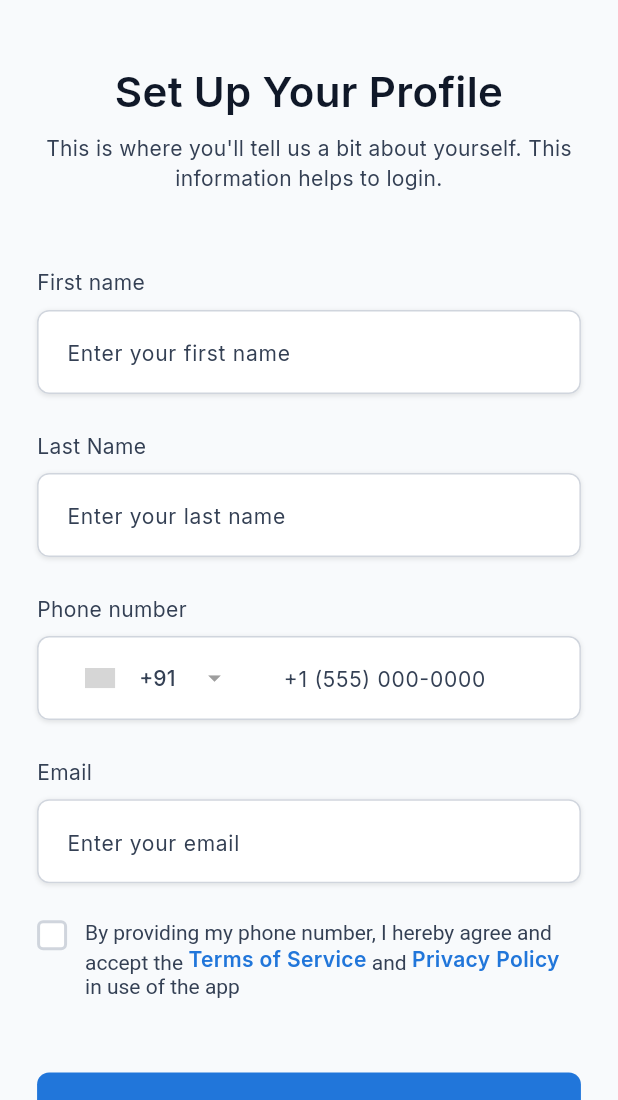
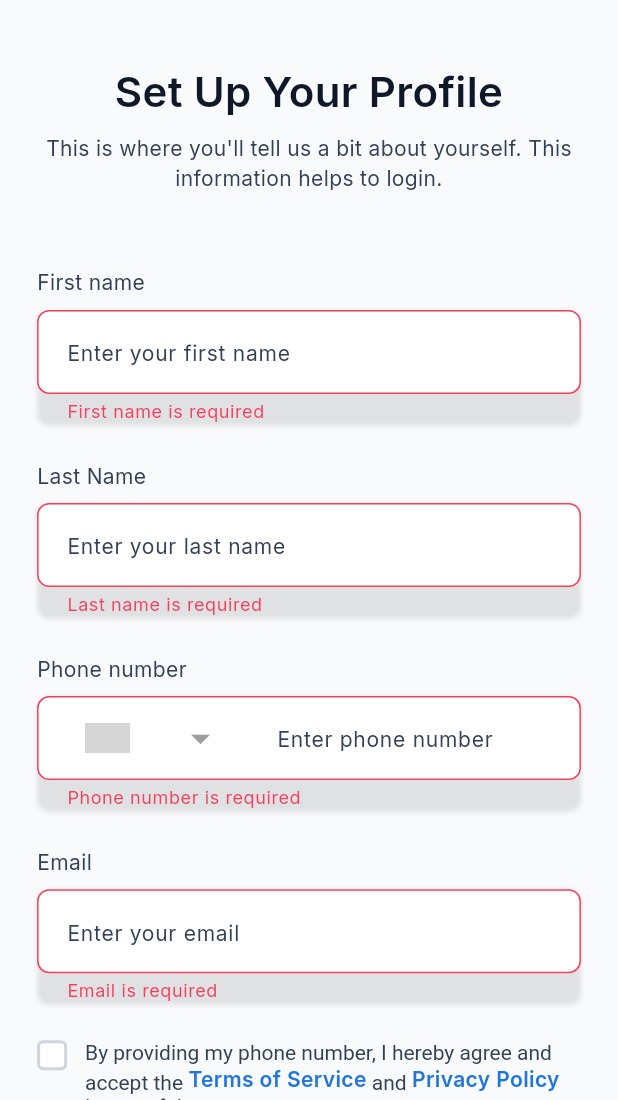
Before and after one commit to id-48/Sparkale-water-filter-app, a Flutter app: the RegisterView screen opened by its route, after a tap on "Sign Up", on a phone screen of 412 x 824 dp, the part 136-1236 px from its top. Run offline on Flutter 3.47's test engine with Material 3 defaults, Android fonts, the phone set to English and light mode, and no system bars; drawn by our look-alikes of country_code_picker; our stand-ins replace dio, firebase_core, firebase_messaging, flutter_spinkit, get, google_fonts and 1 more; missing offline and left inert: otp_pin_field, recaptcha_enterprise_flutter; accounts and stored records are empty; grey boxes are pictures that could not be loaded.

```diff
--- a/assets/translations/en.json
+++ b/assets/translations/en.json
@@ -56,7 +56,7 @@
   "phoneNumber": "Phone number",
   "enterFirstName": "Enter your first name",
   "enterLastName": "Enter your last name",
-  "enterPhoneNumber": "+1 (555) 000-0000",
+  "enterPhoneNumber": "Enter phone number",
   "termsAndConditions": "By providing my phone number, I hereby agree and accept the Terms of Service and Privacy Policy in use of the app",
   "byProviding": "By providing my phone number, I hereby agree and accept the ",
   "and": " and ",
--- a/assets/translations/gu.json
+++ b/assets/translations/gu.json
@@ -56,7 +56,7 @@
   "phoneNumber": "ફોન નંબર",
   "enterFirstName": "તમારું પ્રથમ નામ દાખલ કરો",
   "enterLastName": "તમારું છેલ્લું નામ દાખલ કરો",
-  "enterPhoneNumber": "+1 (555) 000-0000",
+  "enterPhoneNumber": "તમારો નંબર દાખલ કરો",
   "termsAndConditions": "મારો ફોન નંબર આપીને, હું એપ્લિકેશનના ઉપયોગમાં સેવાઓની શરતો અને ગોપનીયતા નીતિ સ્વીકારું છું",
   "byProviding": "મારો ફોન નંબર આપીને, હું સ્વીકારું છું ",
   "and": " અને ",
--- /dev/null
+++ b/lib/core/utils/status_bar_util.dart
@@ -0,0 +1,16 @@
+import 'package:flutter/material.dart';
+import 'package:flutter/services.dart';
+import '../constants/app_colors.dart';
+
+class StatusBarUtil {
+  /// Sets the status bar style to match the app's background color
+  static void setStatusBarStyle() {
+    SystemChrome.setSystemUIOverlayStyle(
+      const SystemUiOverlayStyle(
+        statusBarColor: AppColors.background,
+        statusBarIconBrightness: Brightness.dark,
+        statusBarBrightness: Brightness.light,
+      ),
+    );
+  }
+}
--- a/lib/features/email_verification/presentation/views/email_verification_view.dart
+++ b/lib/features/email_verification/presentation/views/email_verification_view.dart
@@ -5,6 +5,7 @@ import 'package:sparkle/core/utils/translation_helper.dart';
 import '../../../../core/constants/app_colors.dart';
 import '../../../../core/constants/app_constants.dart';
 import '../../../../core/constants/app_images.dart';
+import '../../../../core/utils/status_bar_util.dart';
 import '../controllers/email_verification_controller.dart';
 
 class EmailVerificationView extends GetView<EmailVerificationController> {
@@ -14,6 +15,9 @@ class EmailVerificationView extends GetView<EmailVerificationController> {
   Widget build(BuildContext context) {
     final screenHeight = MediaQuery.of(context).size.height;
     final screenWidth = MediaQuery.of(context).size.width;
+
+    StatusBarUtil.setStatusBarStyle();
+
     return Scaffold(
       backgroundColor: AppColors.background,
       body: SafeArea(
--- a/lib/features/main/presentation/views/main_view.dart
+++ b/lib/features/main/presentation/views/main_view.dart
@@ -3,6 +3,7 @@ import 'package:get/get.dart';
 import '../../../../core/constants/app_colors.dart';
 import '../../../../core/constants/app_constants.dart';
 import '../../../../core/utils/translation_helper.dart';
+import '../../../../core/utils/status_bar_util.dart';
 import '../../../../core/constants/app_images.dart';
 import '../controllers/main_controller.dart';
 
@@ -11,6 +12,8 @@ class MainView extends GetView<MainController> {
 
   @override
   Widget build(BuildContext context) {
+    StatusBarUtil.setStatusBarStyle();
+
     return Container(
       color: AppColors.background,
       child: SafeArea(
@@ -31,7 +34,7 @@ class MainView extends GetView<MainController> {
         vertical: 12,
       ),
       decoration: BoxDecoration(
-        color: AppColors.textPrimary,
+        color: AppColors.background,
         borderRadius: BorderRadius.circular(30),
       ),
       child: Obx(
--- a/lib/features/profile/presentation/views/profile_view.dart
+++ b/lib/features/profile/presentation/views/profile_view.dart
@@ -4,6 +4,7 @@ import 'package:sparkle/core/constants/app_images.dart';
 import '../../../../core/utils/translation_helper.dart';
 import '../../../../core/constants/app_colors.dart';
 import '../../../../core/constants/app_constants.dart';
+import '../../../../core/utils/status_bar_util.dart';
 import '../controllers/profile_controller.dart';
 
 class ProfileView extends GetView<ProfileController> {
@@ -13,6 +14,9 @@ class ProfileView extends GetView<ProfileController> {
   Widget build(BuildContext context) {
     final screenHeight = MediaQuery.of(context).size.height;
     final screenWidth = MediaQuery.of(context).size.width;
+
+    StatusBarUtil.setStatusBarStyle();
+
     return Scaffold(
       backgroundColor: AppColors.background,
       body: SafeArea(
--- a/lib/features/register/presentation/controllers/register_controller.dart
+++ b/lib/features/register/presentation/controllers/register_controller.dart
@@ -64,6 +64,12 @@ class RegisterController extends GetxController {
 
   Future<void> registerUser() async {
     if (isLoading.value) return;
+
+    // Validate form first
+    if (!_formKey.currentState!.validate()) {
+      return;
+    }
+
     if (!isTermsAccepted.value) {
       ToastService.error('Please accept Terms & Conditions');
       return;
@@ -73,37 +79,6 @@ class RegisterController extends GetxController {
     final String lastName = lastNameController.text.trim();
     final String email = emailController.text.trim();
     final String mobile = phoneController.text.trim();
-
-    if (firstName.isEmpty) {
-      ToastService.error('First name is required');
-      return;
-    }
-
-    if (lastName.isEmpty) {
-      ToastService.error('Last name is required');
-      return;
-    }
-
-    if (email.isEmpty && mobile.isEmpty) {
-      ToastService.error('Email or phone number is required');
-      return;
-    }
-
-    if (email.isNotEmpty) {
-      final emailRegex = RegExp(r'^[\w-\.]+@([\w-]+\.)+[\w-]{2,4}$');
-      if (!emailRegex.hasMatch(email)) {
-        ToastService.error('Please enter a valid email address');
-        return;
-      }
-    }
-
-    if (mobile.isNotEmpty) {
-      final phoneRegex = RegExp(r'^[+]?[0-9]{10,15}$');
-      if (!phoneRegex.hasMatch(mobile)) {
-        ToastService.error('Please enter a valid phone number');
-        return;
-      }
-    }
 
     try {
       isLoading.value = true;
@@ -205,4 +180,49 @@ class RegisterController extends GetxController {
   void navigateToPrivacyPolicy() {
     Logger.i('Navigate to Privacy Policy');
   }
+
+  // Validation methods for form fields
+  String? validateFirstName(String? value) {
+    if (value == null || value.trim().isEmpty) {
+      return 'First name is required';
+    }
+    if (value.trim().length < 2) {
+      return 'First name must be at least 2 characters';
+    }
+    return null;
+  }
+
+  String? validateLastName(String? value) {
+    if (value == null || value.trim().isEmpty) {
+      return 'Last name is required';
+    }
+    if (value.trim().length < 2) {
+      return 'Last name must be at least 2 characters';
+    }
+    return null;
+  }
+
+  String? validatePhoneNumber(String? value) {
+    if (value == null || value.trim().isEmpty) {
+      return 'Phone number is required';
+    }
+    if (value.trim().length != 10) {
+      return 'Phone number must be 10 digits';
+    }
+    if (!RegExp(r'^[0-9]+$').hasMatch(value.trim())) {
+      return 'Phone number must contain only digits';
+    }
+    return null;
+  }
+
+  String? validateEmail(String? value) {
+    if (value == null || value.trim().isEmpty) {
+      return 'Email is required';
+    }
+    final emailRegex = RegExp(r'^[\w-\.]+@([\w-]+\.)+[\w-]{2,4}$');
+    if (!emailRegex.hasMatch(value.trim())) {
+      return 'Please enter a valid email address';
+    }
+    return null;
+  }
 }
--- a/lib/features/register/presentation/views/register_view.dart
+++ b/lib/features/register/presentation/views/register_view.dart
@@ -5,6 +5,7 @@ import '../../../../core/constants/app_colors.dart';
 import '../../../../core/constants/app_constants.dart';
 import '../../../../core/constants/app_images.dart';
 import '../../../../core/utils/translation_helper.dart';
+import '../../../../core/utils/status_bar_util.dart';
 import '../../../../core/widgets/custom_text_field.dart';
 import '../controllers/register_controller.dart';
 
@@ -15,6 +16,8 @@ class RegisterView extends GetView<RegisterController> {
   Widget build(BuildContext context) {
     final screenHeight = MediaQuery.of(context).size.height;
     final screenWidth = MediaQuery.of(context).size.width;
+
+    StatusBarUtil.setStatusBarStyle();
 
     return Scaffold(
       backgroundColor: AppColors.background,
@@ -102,6 +105,7 @@ class RegisterView extends GetView<RegisterController> {
       labelText: Tr.firstName,
       hintText: Tr.enterFirstName,
       textCapitalization: TextCapitalization.words,
+      validator: controller.validateFirstName,
     );
   }
 
@@ -111,6 +115,7 @@ class RegisterView extends GetView<RegisterController> {
       labelText: Tr.lastName,
       hintText: Tr.enterLastName,
       textCapitalization: TextCapitalization.words,
+      validator: controller.validateLastName,
     );
   }
 
@@ -121,16 +126,18 @@ class RegisterView extends GetView<RegisterController> {
       hintText: Tr.enterPhoneNumber,
       keyboardType: TextInputType.phone,
       maxLength: 10,
+      validator: controller.validatePhoneNumber,
       prefixIcon: CountryCodePicker(
         onChanged: controller.onCountryChanged,
-        initialSelection: 'IN', // This should match with controller default
+        initialSelection: 'IN',
         favorite: const ['+91', 'IN'],
         showCountryOnly: false,
         showOnlyCountryWhenClosed: false,
         alignLeft: false,
         showDropDownButton: true,
         showFlag: true,
-        flagWidth: 20,
+        hideMainText: true,
+        flagWidth: 30,
         textStyle: const TextStyle(
           fontSize: AppConstants.defaultFontSize,
           color: AppColors.textSecondary,
@@ -150,6 +157,7 @@ class RegisterView extends GetView<RegisterController> {
       labelText: Tr.email,
       hintText: Tr.enterEmail,
       keyboardType: TextInputType.emailAddress,
+      validator: controller.validateEmail,
     );
   }
 
--- a/lib/features/splash/presentation/views/splash_view.dart
+++ b/lib/features/splash/presentation/views/splash_view.dart
@@ -2,6 +2,7 @@ import 'package:flutter/material.dart';
 import 'package:get/get.dart';
 import '../../../../core/constants/app_colors.dart';
 import '../../../../core/constants/app_images.dart';
+import '../../../../core/utils/status_bar_util.dart';
 import '../controllers/splash_controller.dart';
 
 class SplashView extends GetView<SplashController> {
@@ -11,8 +12,10 @@ class SplashView extends GetView<SplashController> {
   Widget build(BuildContext context) {
     Get.find<SplashController>();
 
+    StatusBarUtil.setStatusBarStyle();
+
     return Scaffold(
-      backgroundColor: AppColors.white,
+      backgroundColor: AppColors.background,
       body: SafeArea(
         child: Padding(
           padding: const EdgeInsets.all(20),
```
Also changed, not shown: lib/features/login/presentation/controllers/login_controller.dart (+29 -16 lines), lib/features/login/presentation/views/login_view.dart (+16 -4 lines), lib/features/mobile_verification/presentation/controllers/mobile_verification_controller.dart (+10 -0 lines), lib/features/mobile_verification/presentation/views/mobile_verification_view.dart (+9 -2 lines), 1 other file.
